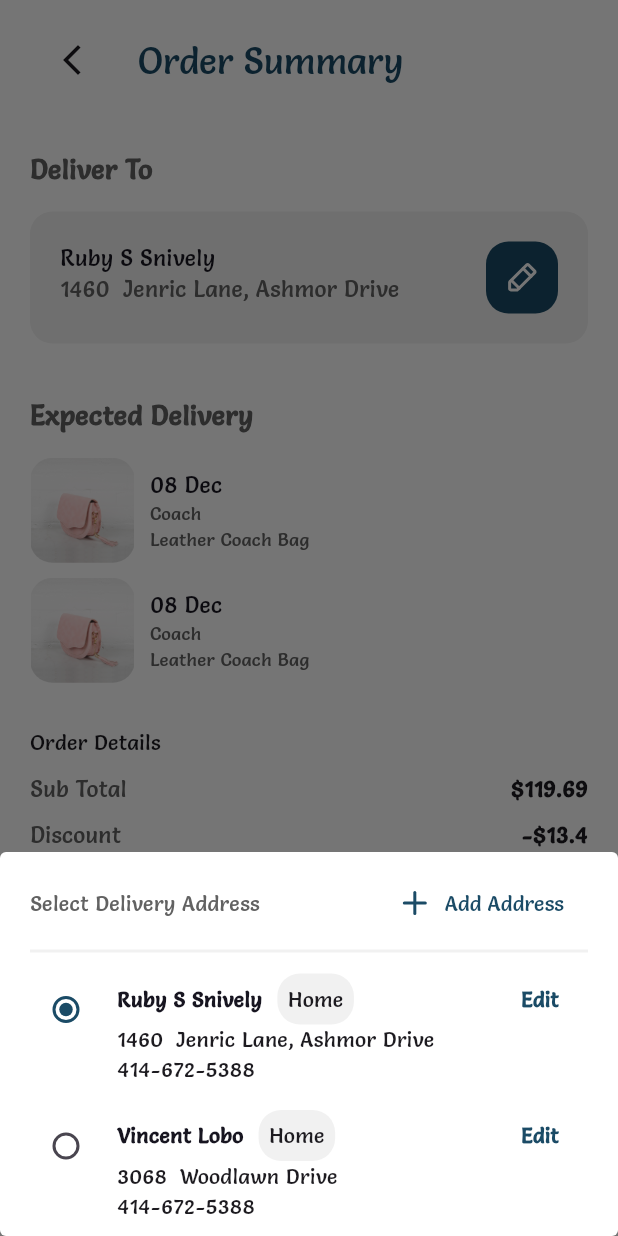
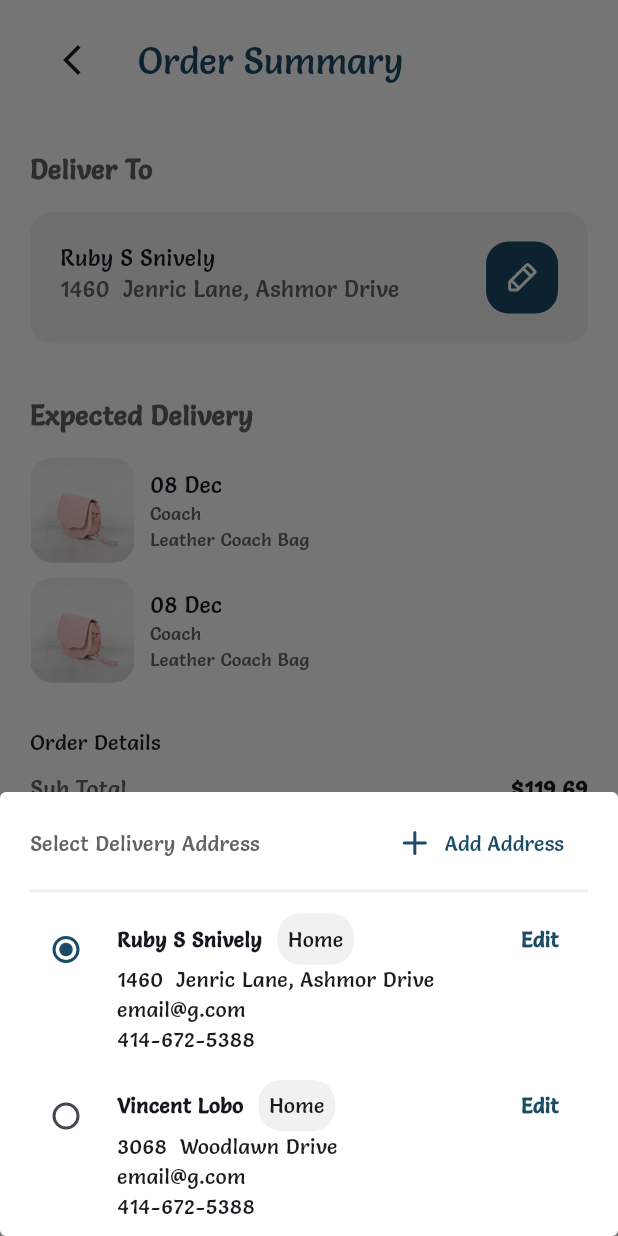
Before and after one commit to Rahaf0B/ecommerce-flutter-project, a Flutter app: the screen it shows after launch, after a tap on an icon or button, on a phone screen of 412 x 824 dp. Run offline on Flutter 3.47's test engine with Material 3 defaults, Android fonts, the phone set to English and light mode, and no system bars; our stand-ins replace flutter_custom_clippers, flutter_layout_grid, flutter_rating_bar, flutter_svg; missing offline and left inert: rating_summary.

Commit message:
apply some updates to order summary page

```diff
--- a/lib/screens/order_summary_screen.dart
+++ b/lib/screens/order_summary_screen.dart
@@ -52,12 +52,13 @@ class _OrderSummaryScreenState extends State<OrderSummaryScreen> {
       const AddressDataContainer(
         userNameForAddress: "Ruby S Snively",
         location: "1460  Jenric Lane, Ashmor Drive ",
-
+        email:"email@g.com",
         phoneNumber: "414-672-5388",
       ),
       const AddressDataContainer(
         userNameForAddress: "Vincent Lobo",
         location: "3068  Woodlawn Drive",
+        email:"email@g.com",
         phoneNumber: "414-672-5388",
       ),
 
@@ -273,11 +274,13 @@ class AddressDataContainer extends StatelessWidget {
     required this.userNameForAddress,
     required this.location,
     required this.phoneNumber,
+    required this.email,
   });
 
   final String userNameForAddress;
   final String location;
   final String phoneNumber;
+  final String email;
   @override
   Widget build(BuildContext context) {
     return Column(
@@ -303,7 +306,7 @@ class AddressDataContainer extends StatelessWidget {
           ],
         ),
         Text(location,overflow: TextOverflow.ellipsis,),
-
+        Text(email),
         Text(phoneNumber),
       ],
     );
```
